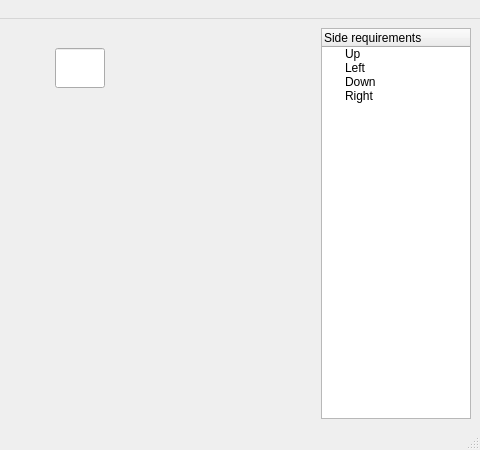
Above: mainwindow.ui from MrChrisFix/Floorplan-Optimizer before the change; both pictures show x 320 to 800 and y 0 to 450 of the 800 by 450 pixel window. Below: the same form after it.
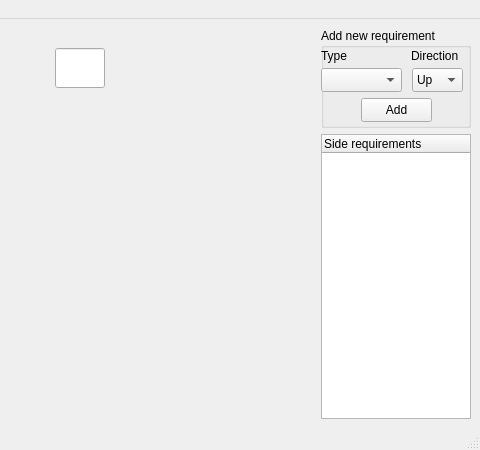
That is the form after the change. Custom widgets are drawn as their Qt base class.

Commit message: Started working on requirements tree widget

Diff of the .ui file:
```diff
--- a/mainwindow.ui
+++ b/mainwindow.ui
@@ -134,24 +134,46 @@
      </widget>
     </item>
     <item>
-     <widget class="QTreeWidget" name="typeRequirementsTree">
+     <layout class="QVBoxLayout" name="verticalLayout_3">
+      <item>
+       <widget class="QGroupBox" name="groupBox">
+        <property name="enabled">
+         <bool>true</bool>
+        </property>
       <property name="sizePolicy">
-       <sizepolicy hsizetype="Fixed" vsizetype="Expanding">
-        <horstretch>0</horstretch>
-        <verstretch>0</verstretch>
+         <sizepolicy hsizetype="Preferred" vsizetype="Minimum">
+          <horstretch>100</horstretch>
+          <verstretch>100</verstretch>
        </sizepolicy>
       </property>
       <property name="maximumSize">
        <size>
-        <width>150</width>
-        <height>16777215</height>
-       </size>
-      </property>
-      <column>
-       <property name="text">
-        <string notr="true">Side requirements</string>
-       </property>
-      </column>
+          <width>16777215</width>
+          <height>100</height>
+         </size>
+        </property>
+        <property name="title">
+         <string>Add new requirement</string>
+        </property>
+        <widget class="QComboBox" name="TypeComboBox">
+         <property name="geometry">
+          <rect>
+           <x>0</x>
+           <y>40</y>
+           <width>81</width>
+           <height>24</height>
+          </rect>
+         </property>
+        </widget>
+        <widget class="QComboBox" name="DirComboBox">
+         <property name="geometry">
+          <rect>
+           <x>91</x>
+           <y>40</y>
+           <width>51</width>
+           <height>24</height>
+          </rect>
+         </property>
       <item>
        <property name="text">
         <string>Up</string>
@@ -173,6 +195,69 @@
        </property>
       </item>
      </widget>
+        <widget class="QLabel" name="label">
+         <property name="geometry">
+          <rect>
+           <x>0</x>
+           <y>20</y>
+           <width>31</width>
+           <height>16</height>
+          </rect>
+         </property>
+         <property name="text">
+          <string>Type</string>
+         </property>
+        </widget>
+        <widget class="QLabel" name="label_2">
+         <property name="geometry">
+          <rect>
+           <x>90</x>
+           <y>20</y>
+           <width>49</width>
+           <height>16</height>
+          </rect>
+         </property>
+         <property name="text">
+          <string>Direction</string>
+         </property>
+        </widget>
+        <widget class="QPushButton" name="addRequirementButton">
+         <property name="geometry">
+          <rect>
+           <x>40</x>
+           <y>70</y>
+           <width>71</width>
+           <height>24</height>
+          </rect>
+         </property>
+         <property name="text">
+          <string>Add</string>
+         </property>
+        </widget>
+       </widget>
+      </item>
+      <item>
+       <widget class="RequirementsTree" name="typeRequirementsTree">
+        <property name="sizePolicy">
+         <sizepolicy hsizetype="Preferred" vsizetype="Expanding">
+          <horstretch>0</horstretch>
+          <verstretch>0</verstretch>
+         </sizepolicy>
+        </property>
+        <property name="maximumSize">
+         <size>
+          <width>150</width>
+          <height>16777215</height>
+         </size>
+        </property>
+        <column>
+         <property name="text">
+          <string notr="true">Side requirements</string>
+         </property>
+        </column>
+       </widget>
+      </item>
+     </layout>
     </item>
    </layout>
   </widget>
@@ -269,6 +354,11 @@
    <extends>QTreeWidget</extends>
    <header>typetreewidget.h</header>
   </customwidget>
+  <customwidget>
+   <class>RequirementsTree</class>
+   <extends>QTreeWidget</extends>
+   <header>requirementsTree.h</header>
+  </customwidget>
  </customwidgets>
  <resources/>
  <connections/>
```
Left out of the diff: 4 changed lines with no effect on the pictures. Lines whose indentation alone changed are shown as unchanged. The commit also changes 6 other files.
